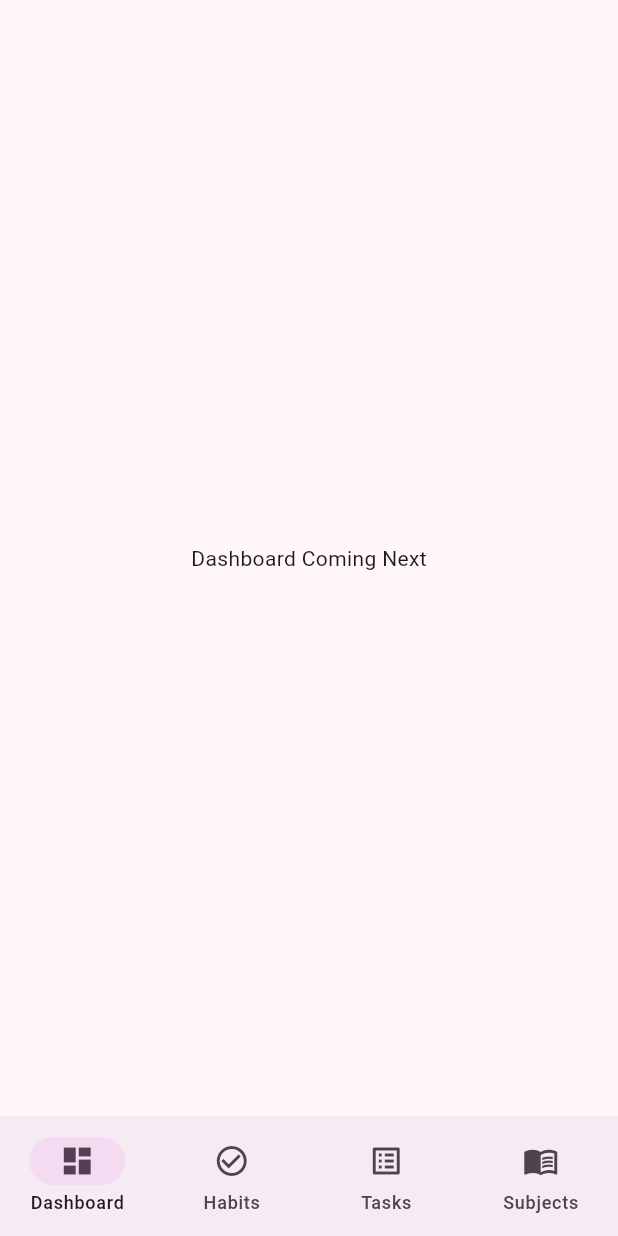
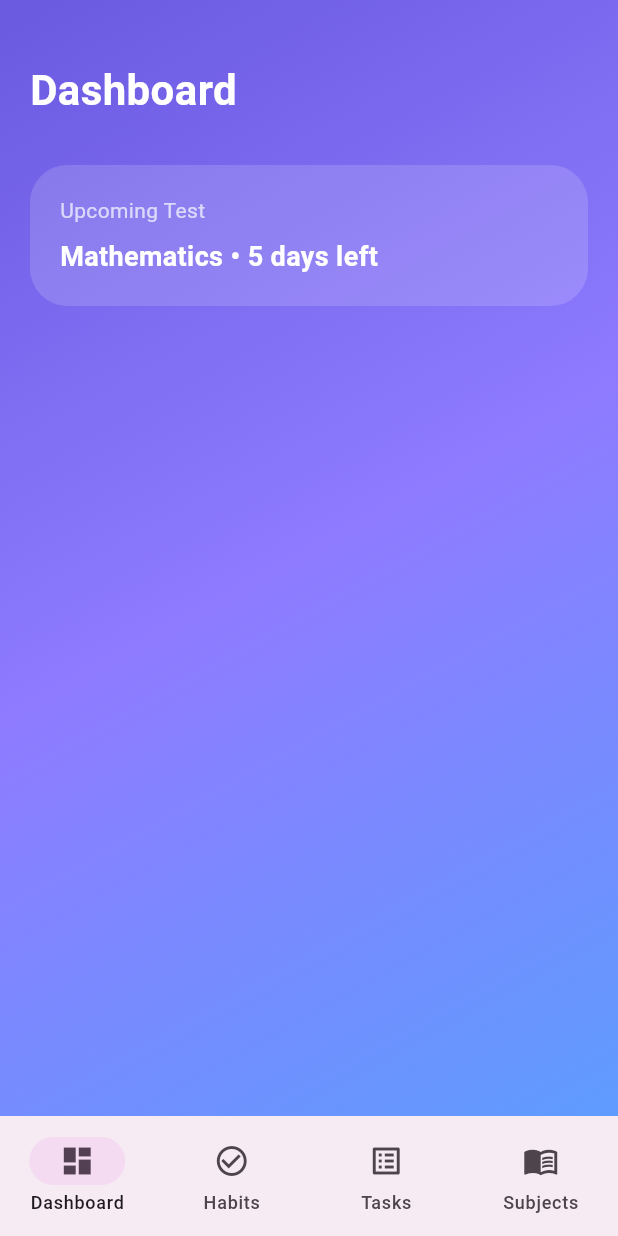
Before and after one commit to GAURAV-N-PATIL/Study_Control_app, a Flutter app: the screen it shows after launch, on a phone screen of 412 x 824 dp. Run offline on Flutter 3.47's test engine with Material 3 defaults, Android fonts, the phone set to English and light mode, and no system bars.

Commit message:
pub depedency is installed

```diff
--- a/lib/main.dart
+++ b/lib/main.dart
@@ -92,10 +92,125 @@ class _DashboardScreenState extends State<DashboardScreen> {
 
   @override
   Widget build(BuildContext context) {
+    int daysLeft = examDate.difference(DateTime.now()).inDays;
+
     return Scaffold(
-      body: Center(
-        child: Text("Dashboard Coming Next"),
+      body: Container(
+        decoration: const BoxDecoration(
+          gradient: LinearGradient(
+            colors: [
+              Color(0xFF6A5AE0),
+              Color(0xFF8E7BFF),
+              Color(0xFF5F9CFF),
+            ],
+            begin: Alignment.topLeft,
+            end: Alignment.bottomRight,
+          ),
+        ),
+        child: SafeArea(
+          child: Padding(
+            padding: const EdgeInsets.all(20),
+            child: ListView(
+              children: [
+
+                const SizedBox(height: 20),
+
+                const Text(
+                  "Dashboard",
+                  style: TextStyle(
+                    color: Colors.white,
+                    fontSize: 28,
+                    fontWeight: FontWeight.bold,
+                  ),
+                ),
+
+                const SizedBox(height: 30),
+
+                GestureDetector(
+                  onTap: _editExamDialog,
+                  child: _examCard(daysLeft),
+                ),
+
+              ],
+            ),
+          ),
+        ),
       ),
     );
   }
+
+  Widget _examCard(int daysLeft) {
+    return Container(
+      padding: const EdgeInsets.all(20),
+      decoration: BoxDecoration(
+        color: Colors.white.withOpacity(0.15),
+        borderRadius: BorderRadius.circular(25),
+      ),
+      child: Column(
+        crossAxisAlignment: CrossAxisAlignment.start,
+        children: [
+          const Text(
+            "Upcoming Test",
+            style: TextStyle(
+              color: Colors.white70,
+              fontSize: 14,
+            ),
+          ),
+          const SizedBox(height: 8),
+          Text(
+            "$subjectName • $daysLeft days left",
+            style: const TextStyle(
+              color: Colors.white,
+              fontSize: 18,
+              fontWeight: FontWeight.bold,
+            ),
+          ),
+        ],
+      ),
+    );
+  }
+
+  Future<void> _editExamDialog() async {
+    TextEditingController subjectController =
+        TextEditingController(text: subjectName);
+
+    DateTime? pickedDate = await showDatePicker(
+      context: context,
+      initialDate: examDate,
+      firstDate: DateTime.now(),
+      lastDate: DateTime(2100),
+    );
+
+    if (pickedDate != null) {
+      setState(() {
+        examDate = pickedDate;
+      });
+    }
+
+    await showDialog(
+      context: context,
+      builder: (context) {
+        return AlertDialog(
+          title: const Text("Edit Exam"),
+          content: TextField(
+            controller: subjectController,
+            decoration: const InputDecoration(
+              labelText: "Subject Name",
+            ),
+          ),
+          actions: [
+            TextButton(
+              onPressed: () {
+                setState(() {
+                  subjectName = subjectController.text;
+                });
+                Navigator.pop(context);
+              },
+              child: const Text("Save"),
+            )
+          ],
+        );
+      },
+    );
+  }
 }
--- a/pubspec.yaml
+++ b/pubspec.yaml
@@ -30,6 +30,7 @@ environment:
 dependencies:
   flutter:
     sdk: flutter
+  shared_preferences: ^2.2.2
 
   # The following adds the Cupertino Icons font to your application.
   # Use with the CupertinoIcons class for iOS style icons.
```
Also changed, not shown: pubspec.lock, 1 other file.
